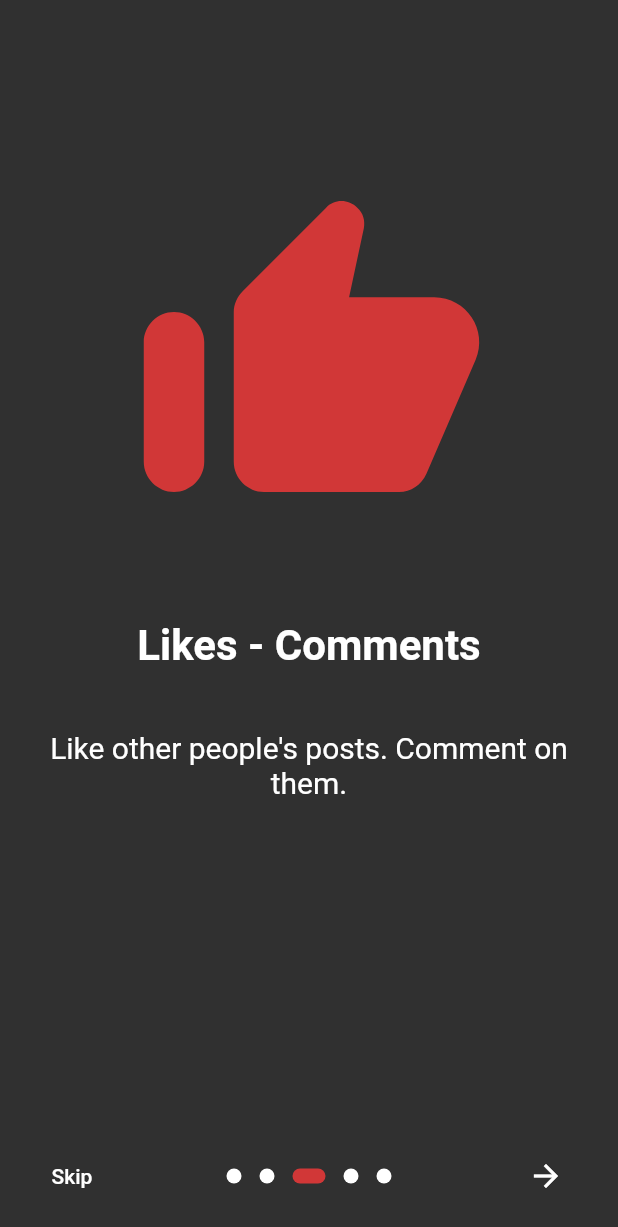
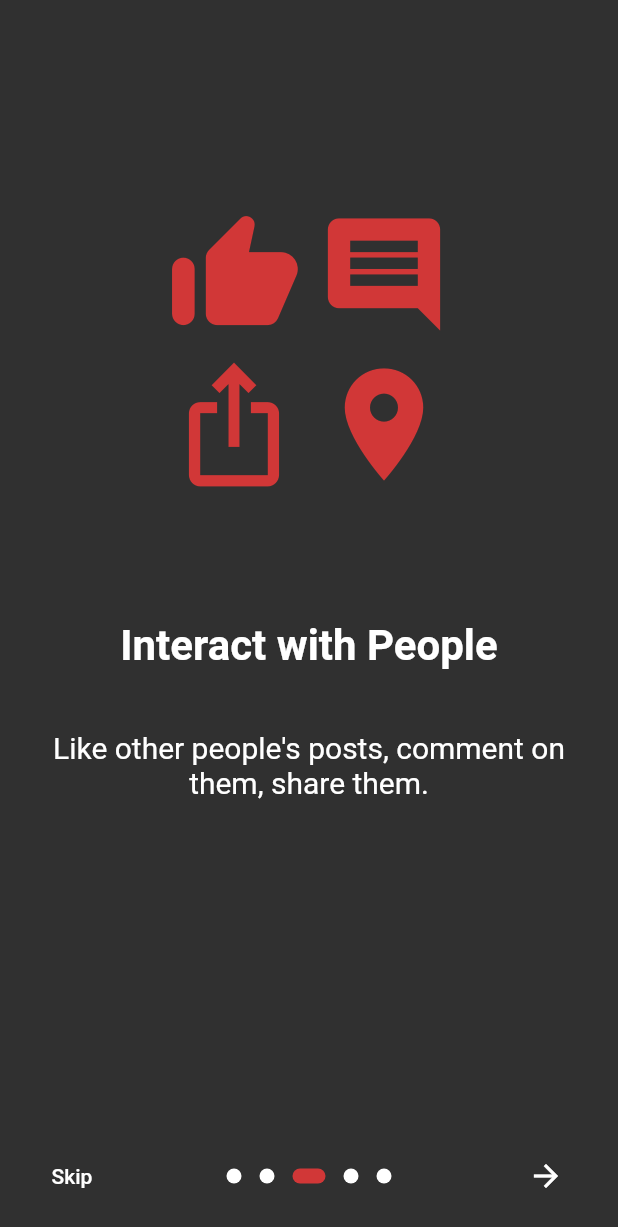
Before and after one commit to bilgehancoskun/cinaddict, a Flutter app: the screen it shows after launch, swiped to page 3, on a phone screen of 412 x 824 dp. Shown: the top 1227 px of the screen. Run offline on Flutter 3.47's test engine with Material 2 defaults, Android fonts, the phone set to English and light mode, and no system bars; drawn by our look-alikes of introduction_screen.

Commit message:
Edited some views in order to test the stack status when application continues after the walkthrough_view

```diff
--- a/lib/routes/walkthrough_view.dart
+++ b/lib/routes/walkthrough_view.dart
@@ -15,19 +15,67 @@ class WalkthroughView extends StatelessWidget {
             PageViewModel(
               title: 'We Love Movies',
               body: 'Connect and meet with all movie lovers around the world.',
-              image: Icon(Icons.local_movies_outlined, size: 240, color: AppColors.softRed,),
+              image: Icon(
+                Icons.local_movies_outlined,
+                size: 240,
+                color: AppColors.softRed,
+              ),
               decoration: getCardDecoration(),
             ),
             PageViewModel(
               title: 'Share Posts',
               body: 'Share photos or videos about movies or movie theaters.',
-              image: Icon(Icons.image_outlined, size: 240, color: AppColors.softRed,),
+              image: Icon(
+                Icons.image_outlined,
+                size: 240,
+                color: AppColors.softRed,
+              ),
               decoration: getCardDecoration(),
             ),
             PageViewModel(
-              title: 'Likes - Comments',
-              body: 'Like other people\'s posts. Comment on them.',
-              image: Icon(Icons.thumb_up_alt_rounded, size: 240, color: AppColors.softRed,),
+              title: 'Interact with People',
+              body: 'Like other people\'s posts, comment on them, share them.',
+              image: Padding(
+                padding: const EdgeInsets.fromLTRB(0, 0, 0, 30),
+                child: Column(
+                  mainAxisAlignment: MainAxisAlignment.end,
+                  children: [
+                    Row(
+                      mainAxisAlignment: MainAxisAlignment.center,
+                      children: [
+                        Icon(
+                          Icons.thumb_up_alt_rounded,
+                          size: 90,
+                          color: AppColors.softRed,
+                        ),
+                        SizedBox(width: 10,),
+                        Icon(
+                          Icons.comment,
+                          size: 90,
+                          color: AppColors.softRed,
+                        ),
+                      ],
+                    ),
+                    SizedBox(height: 10,),
+                    Row(
+                      mainAxisAlignment: MainAxisAlignment.center,
+                      children: [
+                        Icon(
+                          Icons.ios_share,
+                          size: 90,
+                          color: AppColors.softRed,
+                        ),
+                        SizedBox(width: 10,),
+                        Icon(
+                          Icons.location_on,
+                          size: 90,
+                          color: AppColors.softRed,
+                        ),
+                      ],
+                    ),
+                  ],
+                ),
+              ),
               decoration: getCardDecoration(),
             ),
             PageViewModel(
@@ -40,8 +88,9 @@ class WalkthroughView extends StatelessWidget {
             PageViewModel(
               title: 'Checkout Upcoming Movies',
               body:
-              'Checkout current or upcoming movies in theatres. Discuss with other people about them.',
-              image: Icon(Icons.theater_comedy, size: 240, color: AppColors.softRed),
+                  'Checkout current or upcoming movies in theatres. Discuss with other people about them.',
+              image: Icon(Icons.theater_comedy,
+                  size: 240, color: AppColors.softRed),
               decoration: getCardDecoration(),
             ),
           ],
@@ -66,9 +115,13 @@ class WalkthroughView extends StatelessWidget {
               borderRadius: BorderRadius.circular(24),
             ),
           ),
-          onDone: () {},
+          onDone: () {
+            Navigator.pushReplacementNamed(context, '/welcome');
+          },
           showSkipButton: true,
-          onSkip: () {},
+          onSkip: () {
+            Navigator.pushReplacementNamed(context, '/welcome');
+          },
           skipFlex: 0,
           nextFlex: 0,
         ),
```
Also changed, not shown: lib/routes/login_view.dart (+18 -1 lines), lib/routes/welcome_view.dart (+33 -1 lines).
